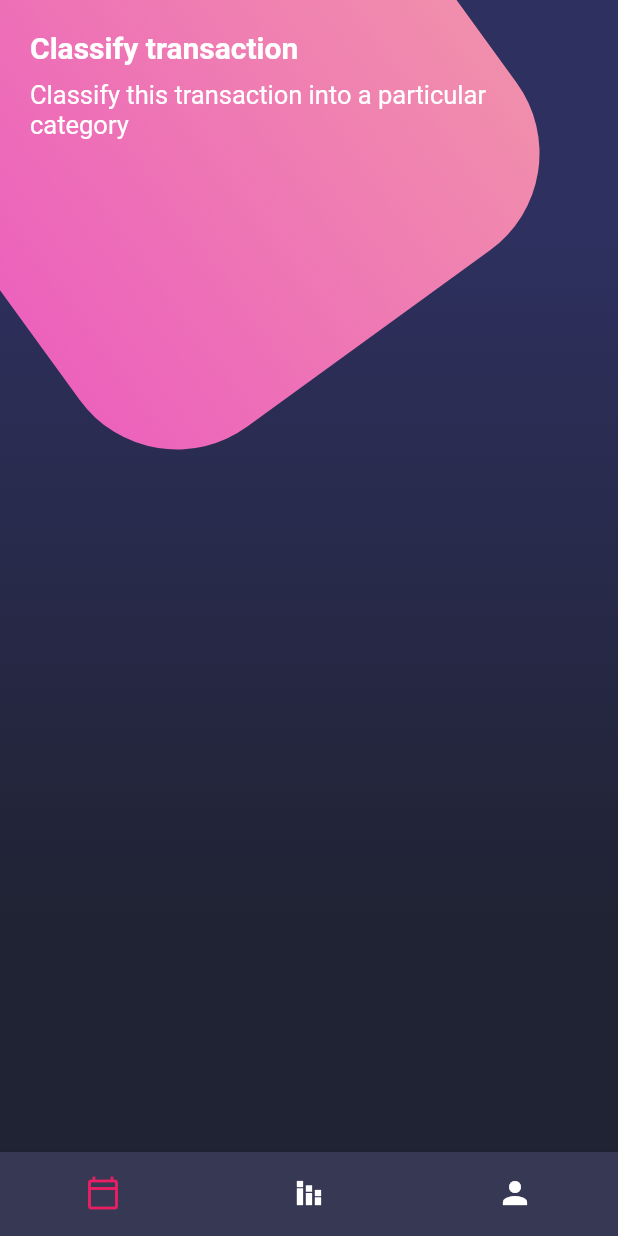
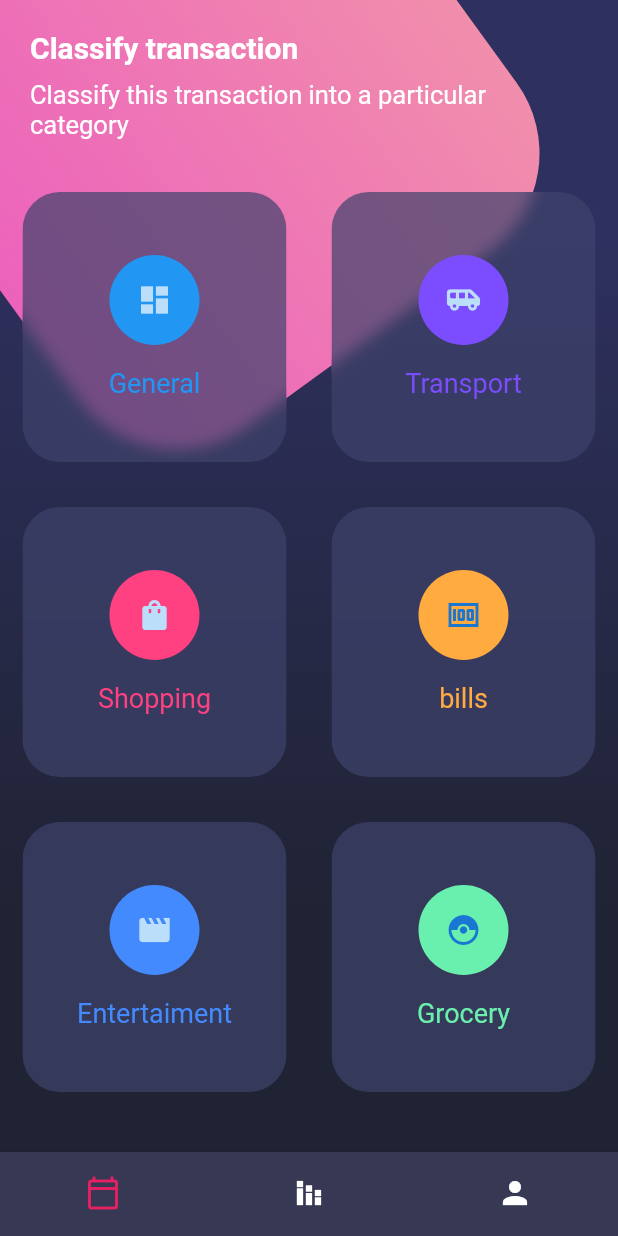
Before and after one commit to danmcode/flutter-projects-course, a Flutter app: the screen it shows after launch, on a phone screen of 412 x 824 dp. Run offline on Flutter 3.47's test engine with Material 2 defaults, Android fonts, the light colour scheme and no system bars; our stand-ins replace card_swiper.

Commit message:
Se construyo el dashboard

```diff
--- a/disenos/lib/src/screens/home_screen.dart
+++ b/disenos/lib/src/screens/home_screen.dart
@@ -15,7 +15,7 @@
           _HomeBody(),
         ],
       ),
-      bottomNavigationBar: CustomNavigationBar(),
+      bottomNavigationBar: const CustomNavigationBar(),
     );
   }
 }
@@ -33,6 +33,9 @@
         children: const [
           //Titulos
           PageTitle(),
+
+          //Card Table
+          CardTable(),
         ],
       ),
     );
--- /dev/null
+++ b/disenos/lib/widgets/card_table.dart
@@ -0,0 +1,128 @@
+import 'dart:ui';
+
+import 'package:flutter/material.dart';
+
+class CardTable extends StatelessWidget {
+  const CardTable({Key? key}) : super(key: key);
+
+  @override
+  Widget build(BuildContext context) {
+    return Table(
+      children: const [
+        TableRow(
+          children: [
+            _SingleCard(
+              color: Colors.blue,
+              icon: Icons.dashboard,
+              text: 'General',
+            ),
+            _SingleCard(
+              color: Colors.deepPurpleAccent,
+              icon: Icons.airport_shuttle_rounded,
+              text: 'Transport',
+            ),
+          ],
+        ),
+
+        //2
+        TableRow(
+          children: [
+            _SingleCard(
+              color: Colors.pinkAccent,
+              icon: Icons.shopping_bag,
+              text: 'Shopping',
+            ),
+            _SingleCard(
+              color: Colors.orangeAccent,
+              icon: Icons.money,
+              text: 'bills',
+            ),
+          ],
+        ),
+
+        //3
+        TableRow(
+          children: [
+            _SingleCard(
+              color: Colors.blueAccent,
+              icon: Icons.movie_creation,
+              text: 'Entertaiment',
+            ),
+            _SingleCard(
+              color: Colors.greenAccent,
+              icon: Icons.catching_pokemon_rounded,
+              text: 'Grocery',
+            ),
+          ],
+        ),
+      ],
+    );
+  }
+}
+
+class _SingleCard extends StatelessWidget {
+  //Parametros
+  final IconData icon;
+  final Color color;
+  final String text;
+
+  const _SingleCard({
+    Key? key,
+    required this.icon,
+    required this.color,
+    required this.text,
+  }) : super(key: key);
+
+  @override
+  Widget build(BuildContext context) {
+    return _CardBackground(
+        child: Column(
+      mainAxisAlignment: MainAxisAlignment.center,
+      children: [
+        CircleAvatar(
+          backgroundColor: color,
+          child: Icon(icon),
+          radius: 30,
+        ),
+        const SizedBox(height: 15),
+        Text(
+          text,
+          style: TextStyle(
+            fontSize: 18,
+            color: color,
+          ),
+        ),
+      ],
+    ));
+  }
+}
+
+class _CardBackground extends StatelessWidget {
+  const _CardBackground({
+    Key? key,
+    required this.child,
+  }) : super(key: key);
+
+  final Column child;
+
+  @override
+  Widget build(BuildContext context) {
+    return Container(
+      margin: const EdgeInsets.all(15),
+      child: ClipRRect(
+        borderRadius: BorderRadius.circular(25),
+        child: BackdropFilter(
+          filter: ImageFilter.blur(sigmaX: 5, sigmaY: 5),
+          child: Container(
+            height: 180,
+            decoration: BoxDecoration(
+              color: const Color.fromRGBO(62, 66, 107, 0.7),
+              borderRadius: BorderRadius.circular(20),
+            ),
+            child: child,
+          ),
+        ),
+      ),
+    );
+  }
+}
--- a/disenos/lib/widgets/widgets.dart
+++ b/disenos/lib/widgets/widgets.dart
@@ -1,3 +1,4 @@
 export 'package:disenos/widgets/background.dart';
 export 'package:disenos/widgets/page_title.dart';
 export 'package:disenos/widgets/custom_bottom_navigation_bar.dart';
+export 'package:disenos/widgets/card_table.dart';
```
